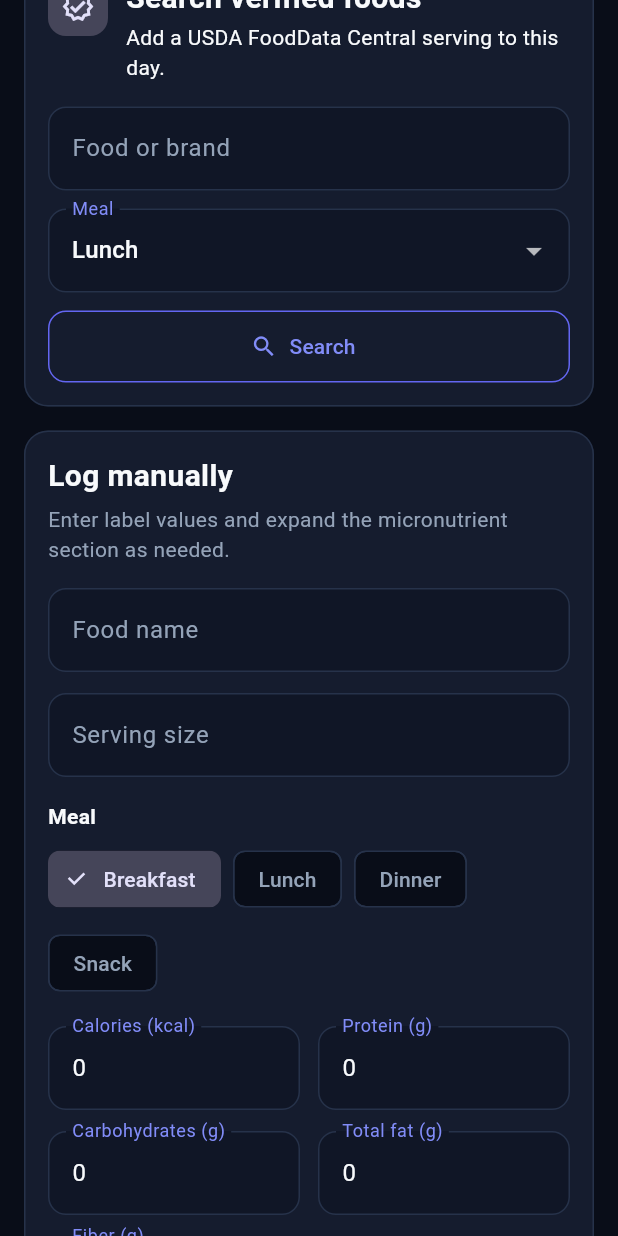
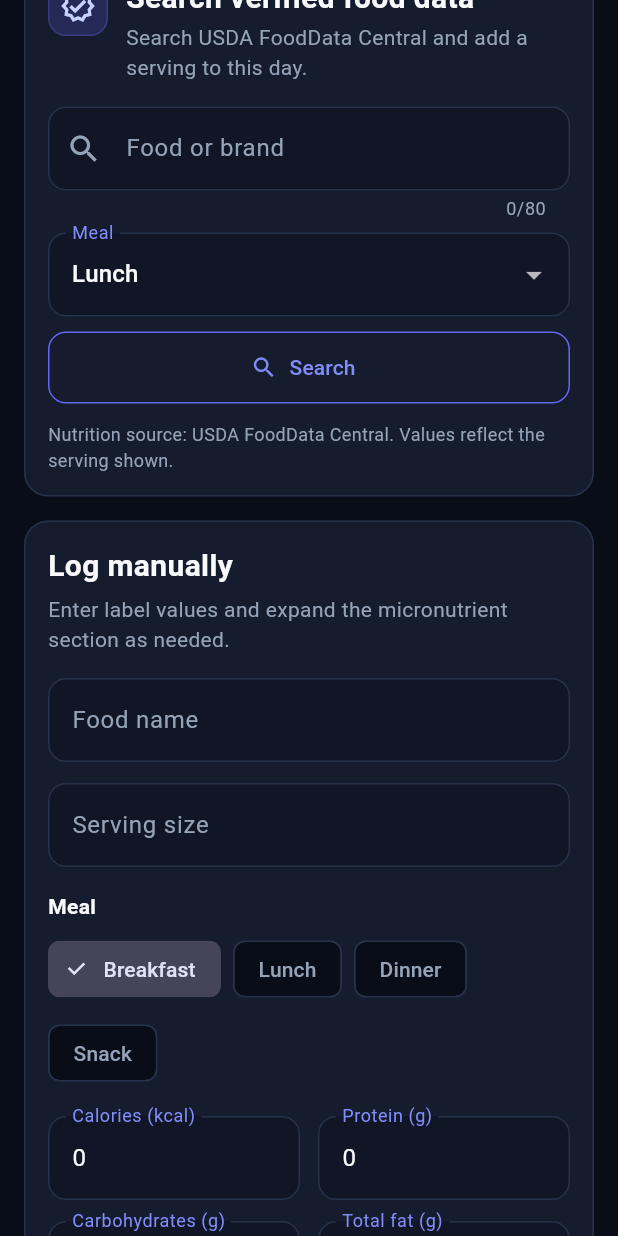
Before and after one commit to amainolfi/Large-Project, a Flutter app: the AddFoodTab screen opened directly, scrolled down 576 dp, on a phone screen of 412 x 824 dp. Run offline on Flutter 3.47's test engine with Material 3 defaults, Android fonts, the phone set to English and light mode, and no system bars; our stand-ins replace dio, flutter_secure_storage; accounts and stored records are empty; network calls fail.

Commit message:
updated app files

```diff
--- a/app/lib/models/weekly_summary.dart
+++ b/app/lib/models/weekly_summary.dart
@@ -35,10 +35,8 @@ class WeeklySummary {
     return WeeklySummary(
       startDate: json['startDate'] as String? ?? '',
       endDate: json['endDate'] as String? ?? '',
-      days: rawDays
-          .cast<Map<String, dynamic>>()
-          .map(DayTotals.fromJson)
-          .toList(),
+      days:
+          rawDays.cast<Map<String, dynamic>>().map(DayTotals.fromJson).toList(),
     );
   }
 }
--- a/app/lib/providers/auth_provider.dart
+++ b/app/lib/providers/auth_provider.dart
@@ -6,7 +6,7 @@ import '../services/token_store.dart';
 
 /// Where the app is in the auth lifecycle.
 enum AuthStatus {
-  unknown,        // still checking for a stored session on startup
+  unknown, // still checking for a stored session on startup
   authenticated,
   unauthenticated,
 }
--- a/app/lib/widgets/ai_food_logger.dart
+++ b/app/lib/widgets/ai_food_logger.dart
@@ -98,9 +98,11 @@ class _AiFoodLoggerState extends State<AiFoodLogger> {
                     crossAxisAlignment: CrossAxisAlignment.start,
                     children: [
                       Text('Describe what you ate',
-                          style: TextStyle(fontSize: 20, fontWeight: FontWeight.bold)),
+                          style: TextStyle(
+                              fontSize: 20, fontWeight: FontWeight.bold)),
                       SizedBox(height: 2),
-                      Text('Create editable nutrition estimates from plain language.'),
+                      Text(
+                          'Create editable nutrition estimates from plain language.'),
                     ],
                   ),
                 ),
--- a/app/lib/widgets/food_entry_form.dart
+++ b/app/lib/widgets/food_entry_form.dart
@@ -217,7 +217,8 @@ class _FoodEntryFormState extends State<FoodEntryForm> {
           const SizedBox(height: 18),
           FilledButton(
             onPressed: foods.submitting ? null : _submit,
-            style: FilledButton.styleFrom(minimumSize: const Size.fromHeight(54)),
+            style:
+                FilledButton.styleFrom(minimumSize: const Size.fromHeight(54)),
             child: foods.submitting
                 ? const SizedBox(
                     height: 20,
--- a/app/lib/widgets/verified_food_search.dart
+++ b/app/lib/widgets/verified_food_search.dart
@@ -5,9 +5,8 @@ import '../models/food_entry.dart';
 import '../providers/dashboard_provider.dart';
 import '../providers/food_entry_provider.dart';
 
-/// Search USDA FoodData Central and add a verified serving to the current day.
-/// Search results, in-flight, and error state live in [FoodEntryProvider];
-/// this widget keeps only the query text and the selected meal locally.
+/// Server-backed USDA FoodData Central search. Search and add both round-trip
+/// through the Express API; the mobile client never receives the USDA API key.
 class VerifiedFoodSearch extends StatefulWidget {
   const VerifiedFoodSearch({super.key});
 
@@ -16,18 +15,20 @@ class VerifiedFoodSearch extends StatefulWidget {
 }
 
 class _VerifiedFoodSearchState extends State<VerifiedFoodSearch> {
-  final _query = TextEditingController();
-  MealType _meal = MealType.lunch;
+  final _queryController = TextEditingController();
+  MealType _mealType = MealType.lunch;
 
   @override
   void dispose() {
-    _query.dispose();
+    _queryController.dispose();
     super.dispose();
   }
 
   Future<void> _search() async {
     FocusScope.of(context).unfocus();
-    await context.read<FoodEntryProvider>().searchPresets(_query.text);
+    await context
+        .read<FoodEntryProvider>()
+        .searchPresets(_queryController.text);
   }
 
   Future<void> _add(PresetFood food) async {
@@ -35,7 +36,7 @@ class _VerifiedFoodSearchState extends State<VerifiedFoodSearch> {
     final dashboard = context.read<DashboardProvider>();
     final added = await foods.addPreset(
       food,
-      mealType: _meal,
+      mealType: _mealType,
       date: dashboard.date,
     );
     if (!mounted) return;
@@ -43,23 +44,31 @@ class _VerifiedFoodSearchState extends State<VerifiedFoodSearch> {
     if (added) {
       await Future.wait([dashboard.load(), foods.loadRecent()]);
       if (!mounted) return;
-      ScaffoldMessenger.of(context).showSnackBar(
-        SnackBar(content: Text('${food.foodName} added to ${_meal.label}.')),
-      );
-    } else {
-      ScaffoldMessenger.of(context).showSnackBar(
-        SnackBar(content: Text(foods.error ?? 'Could not add this food.')),
+    }
+
+    final colors = Theme.of(context).colorScheme;
+    ScaffoldMessenger.of(context)
+      ..hideCurrentSnackBar()
+      ..showSnackBar(
+        SnackBar(
+          content: Text(
+            added
+                ? '${food.foodName} added to ${_mealType.label}.'
+                : foods.error ?? 'Could not add this food.',
+          ),
+          backgroundColor: added ? null : colors.error,
+        ),
       );
   }
-  }
+
+  String _format(double value) => value == value.roundToDouble()
+      ? value.toInt().toString()
+      : value.toStringAsFixed(1);
 
   @override
   Widget build(BuildContext context) {
+    final foods = context.watch<FoodEntryProvider>();
     final colors = Theme.of(context).colorScheme;
-    final foods = context.watch<FoodEntryProvider>();
-    final searching = foods.searchingPresets;
-    final results = foods.presetResults;
-    final adding = foods.addingPresetId != null;
 
     return Card(
       child: Padding(
@@ -73,24 +82,35 @@ class _VerifiedFoodSearchState extends State<VerifiedFoodSearch> {
                 Container(
                   width: 40,
                   height: 40,
-                  alignment: Alignment.center,
                   decoration: BoxDecoration(
-                    color: colors.secondaryContainer,
+                    color: colors.primaryContainer,
                     borderRadius: BorderRadius.circular(12),
+                    border: Border.all(
+                      color: colors.primary.withValues(alpha: 0.30),
                     ),
-                  child: Icon(Icons.verified_outlined,
-                      color: colors.onSecondaryContainer, size: 22),
+                  ),
+                  child: Icon(
+                    Icons.verified_outlined,
+                    color: colors.onPrimaryContainer,
+                  ),
                 ),
                 const SizedBox(width: 12),
-                const Expanded(
+                Expanded(
                   child: Column(
                     crossAxisAlignment: CrossAxisAlignment.start,
                     children: [
-                      Text('Search verified foods',
+                      const Text(
+                        'Search verified food data',
                         style: TextStyle(
-                              fontSize: 20, fontWeight: FontWeight.bold)),
-                      SizedBox(height: 2),
-                      Text('Add a USDA FoodData Central serving to this day.'),
+                          fontSize: 20,
+                          fontWeight: FontWeight.bold,
+                        ),
+                      ),
+                      const SizedBox(height: 2),
+                      Text(
+                        'Search USDA FoodData Central and add a serving to this day.',
+                        style: TextStyle(color: colors.onSurfaceVariant),
+                      ),
                     ],
                   ),
                 ),
@@ -98,140 +118,168 @@ class _VerifiedFoodSearchState extends State<VerifiedFoodSearch> {
             ),
             const SizedBox(height: 16),
             TextField(
-              controller: _query,
+              controller: _queryController,
+              maxLength: 80,
               textInputAction: TextInputAction.search,
-              maxLength: 80,
               onSubmitted: (_) {
-                if (!searching) _search();
+                if (!foods.searchingPresets) _search();
               },
               decoration: const InputDecoration(
                 labelText: 'Food or brand',
                 hintText: 'e.g. Greek yogurt',
-                counterText: '',
+                prefixIcon: Icon(Icons.search),
               ),
             ),
-            const SizedBox(height: 12),
-            DropdownButtonFormField<MealType>(
-              initialValue: _meal,
+            const SizedBox(height: 8),
+            LayoutBuilder(
+              builder: (context, constraints) {
+                final mealField = DropdownButtonFormField<MealType>(
+                  initialValue: _mealType,
                   decoration: const InputDecoration(labelText: 'Meal'),
-              items: MealType.values
-                  .map((meal) => DropdownMenuItem(
+                  items: [
+                    for (final meal in MealType.values)
+                      DropdownMenuItem(
                         value: meal,
                         child: Text(meal.label),
-                      ))
-                  .toList(),
-              onChanged: (meal) {
-                if (meal != null) setState(() => _meal = meal);
+                      ),
+                  ],
+                  onChanged: foods.searchingPresets
+                      ? null
+                      : (meal) {
+                          if (meal != null) {
+                            setState(() => _mealType = meal);
+                          }
                         },
-            ),
-            const SizedBox(height: 12),
-            SizedBox(
-              width: double.infinity,
-              child: OutlinedButton.icon(
-                onPressed: searching ? null : _search,
-                icon: searching
+                );
+                final searchButton = OutlinedButton.icon(
+                  onPressed: foods.searchingPresets ? null : _search,
+                  icon: foods.searchingPresets
                       ? const SizedBox(
                           width: 18,
                           height: 18,
                           child: CircularProgressIndicator(strokeWidth: 2),
                         )
                       : const Icon(Icons.search),
-                label: Text(searching ? 'Searching…' : 'Search'),
+                  label: Text(
+                    foods.searchingPresets ? 'Searching\u2026' : 'Search',
                   ),
+                );
+
+                if (constraints.maxWidth < 440) {
+                  return Column(
+                    crossAxisAlignment: CrossAxisAlignment.stretch,
+                    children: [
+                      mealField,
+                      const SizedBox(height: 10),
+                      searchButton,
+                    ],
+                  );
+                }
+
+                return Row(
+                  children: [
+                    Expanded(child: mealField),
+                    const SizedBox(width: 10),
+                    searchButton,
+                  ],
+                );
+              },
             ),
             if (foods.presetError != null) ...[
               const SizedBox(height: 12),
-              Text(foods.presetError!, style: TextStyle(color: colors.error)),
+              Text(
+                foods.presetError!,
+                style: TextStyle(color: colors.error),
+              ),
             ],
             if (foods.presetSearchCompleted &&
-                !searching &&
-                foods.presetError == null &&
-                results.isEmpty)
-              Padding(
-                padding: const EdgeInsets.only(top: 12),
-                child: Text(
-                  'No USDA matches. Try a different search.',
+                !foods.searchingPresets &&
+                foods.presetResults.isEmpty) ...[
+              const SizedBox(height: 14),
+              Text(
+                'No USDA matches found. Try a simpler food or brand name.',
                 style: TextStyle(color: colors.onSurfaceVariant),
               ),
+            ],
+            if (foods.presetResults.isNotEmpty) ...[
+              const SizedBox(height: 16),
+              const Divider(),
+              ListView.separated(
+                shrinkWrap: true,
+                physics: const NeverScrollableScrollPhysics(),
+                itemCount: foods.presetResults.length,
+                separatorBuilder: (_, __) => const Divider(),
+                itemBuilder: (context, index) {
+                  final food = foods.presetResults[index];
+                  final adding = foods.addingPresetId == food.fdcId;
+                  final addDisabled = foods.addingPresetId != null;
+
+                  return Padding(
+                    padding: const EdgeInsets.symmetric(vertical: 6),
+                    child: Row(
+                      crossAxisAlignment: CrossAxisAlignment.center,
+                      children: [
+                        Expanded(
+                          child: Column(
+                            crossAxisAlignment: CrossAxisAlignment.start,
+                            children: [
+                              Text(
+                                food.foodName,
+                                maxLines: 2,
+                                overflow: TextOverflow.ellipsis,
+                                style: const TextStyle(
+                                  fontSize: 16,
+                                  fontWeight: FontWeight.w700,
                                 ),
-            if (results.isNotEmpty) ...[
-              const SizedBox(height: 4),
-              for (final food in results)
-                _PresetRow(
-                  food: food,
-                  adding: foods.addingPresetId == food.fdcId,
-                  disabled: adding,
-                  onAdd: () => _add(food),
                               ),
-              const SizedBox(height: 8),
+                              if (food.brand != null &&
+                                  food.brand!.trim().isNotEmpty)
                                 Text(
-                'Nutrition source: USDA FoodData Central.',
-                style: TextStyle(fontSize: 12, color: colors.onSurfaceVariant),
+                                  food.brand!,
+                                  maxLines: 1,
+                                  overflow: TextOverflow.ellipsis,
+                                  style: TextStyle(
+                                    fontSize: 13,
+                                    color: colors.onSurfaceVariant,
+                                  ),
+                                ),
+                              const SizedBox(height: 3),
+                              Text(
+                                '${food.servingSize} \u00B7 '
+                                '${_format(food.calories)} kcal \u00B7 '
+                                'P ${_format(food.protein)}g \u00B7 '
+                                'C ${_format(food.carbs)}g \u00B7 '
+                                'F ${_format(food.fat)}g',
+                                style: TextStyle(
+                                  fontSize: 12,
+                                  color: colors.onSurfaceVariant,
+                                ),
                               ),
                             ],
+                          ),
+                        ),
+                        const SizedBox(width: 10),
+                        OutlinedButton(
+                          onPressed: addDisabled ? null : () => _add(food),
+                          child: Text(adding ? 'Adding\u2026' : '+ Add'),
+                        ),
+                      ],
+                    ),
+                  );
+                },
+              ),
+            ],
+            const SizedBox(height: 12),
+            Text(
+              'Nutrition source: USDA FoodData Central. Values reflect the serving shown.',
+              style: TextStyle(
+                fontSize: 12,
+                color: colors.onSurfaceVariant,
+              ),
+            ),
           ],
         ),
       ),
     );
   }
 }
-
-class _PresetRow extends StatelessWidget {
-  final PresetFood food;
-  final bool adding;
-  final bool disabled;
-  final VoidCallback onAdd;
-
-  const _PresetRow({
-    required this.food,
-    required this.adding,
-    required this.disabled,
-    required this.onAdd,
-  });
-
-  String _format(double value) => value == value.roundToDouble()
-      ? value.toInt().toString()
-      : value.toStringAsFixed(1);
-
-  @override
-  Widget build(BuildContext context) {
-    final colors = Theme.of(context).colorScheme;
-    final brandPrefix = (food.brand != null && food.brand!.isNotEmpty)
-        ? '${food.brand} · '
-        : '';
-
-    return Padding(
-      padding: const EdgeInsets.symmetric(vertical: 10),
-      child: Row(
-        children: [
-          Expanded(
-            child: Column(
-              crossAxisAlignment: CrossAxisAlignment.start,
-              children: [
-                Text(food.foodName,
-                    style: const TextStyle(
-                        fontSize: 16, fontWeight: FontWeight.w600)),
-                const SizedBox(height: 2),
-                Text(
-                  '$brandPrefix${food.servingSize} · ${_format(food.calories)} kcal',
-                  style: TextStyle(fontSize: 13, color: colors.onSurfaceVariant),
-                ),
-              ],
-            ),
-          ),
-          const SizedBox(width: 12),
-          OutlinedButton(
-            onPressed: disabled ? null : onAdd,
-            child: adding
-                ? const SizedBox(
-                    width: 16,
-                    height: 16,
-                    child: CircularProgressIndicator(strokeWidth: 2),
-                  )
-                : const Text('+ Add'),
-          ),
-        ],
-      ),
-    );
-  }
-}
```
Also changed, not shown: app/lib/config/app_theme.dart (+5 -2 lines), app/lib/providers/history_provider.dart (+3 -4 lines), app/lib/screens/add_food_tab.dart (+6 -3 lines), app/lib/screens/dashboard_screen.dart (+96 -21 lines), app/lib/screens/forgot_password_screen.dart (+4 -4 lines), app/lib/screens/goals_screen.dart (+6 -3 lines), app/lib/screens/history_screen.dart (+13 -8 lines), app/lib/screens/login_screen.dart (+21 -11 lines), app/lib/screens/profile_screen.dart (+13 -16 lines), app/lib/screens/register_screen.dart (+6 -7 lines), app/lib/widgets/macro_progress_bar.dart (+6 -3 lines), app/lib/widgets/meal_section.dart (+7 -4 lines), app/assets/branding/macrovanta-app-icon.svg (added), 1 other file. Lines whose indentation alone changed are shown as unchanged.
